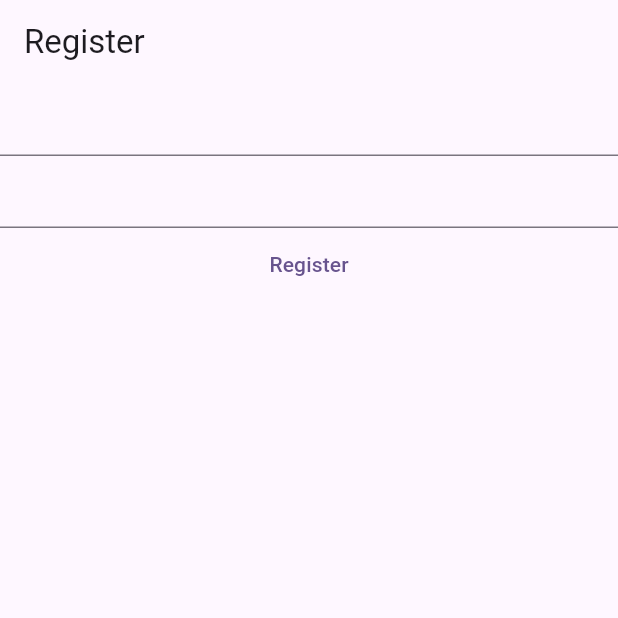
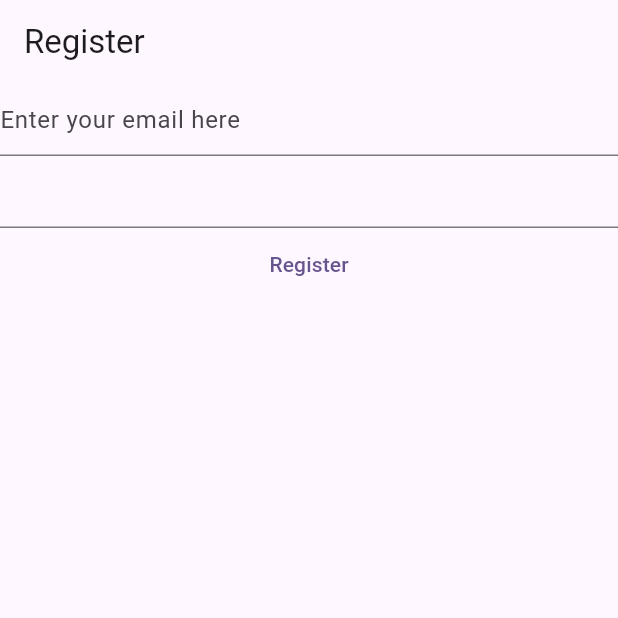
Before and after one commit to allanjchiang/pohpsnotes, a Flutter app: the screen it shows after launch, on a phone screen of 412 x 824 dp, the top half of it. Run offline on Flutter 3.47's test engine with Material 2 defaults, Android fonts, the light colour scheme and no system bars; our stand-ins replace firebase_core; accounts and stored records are empty.

Commit message:
Add hint to email field

```diff
--- a/pohpsnotes/lib/main.dart
+++ b/pohpsnotes/lib/main.dart
@@ -50,6 +50,8 @@ class _HomePageState extends State<HomePage> {
         children: [
           TextField(
             controller: _email,
+            decoration:
+                const InputDecoration(hintText: 'Enter your email here'),
           ),
           TextField(
             controller: _password,
```
